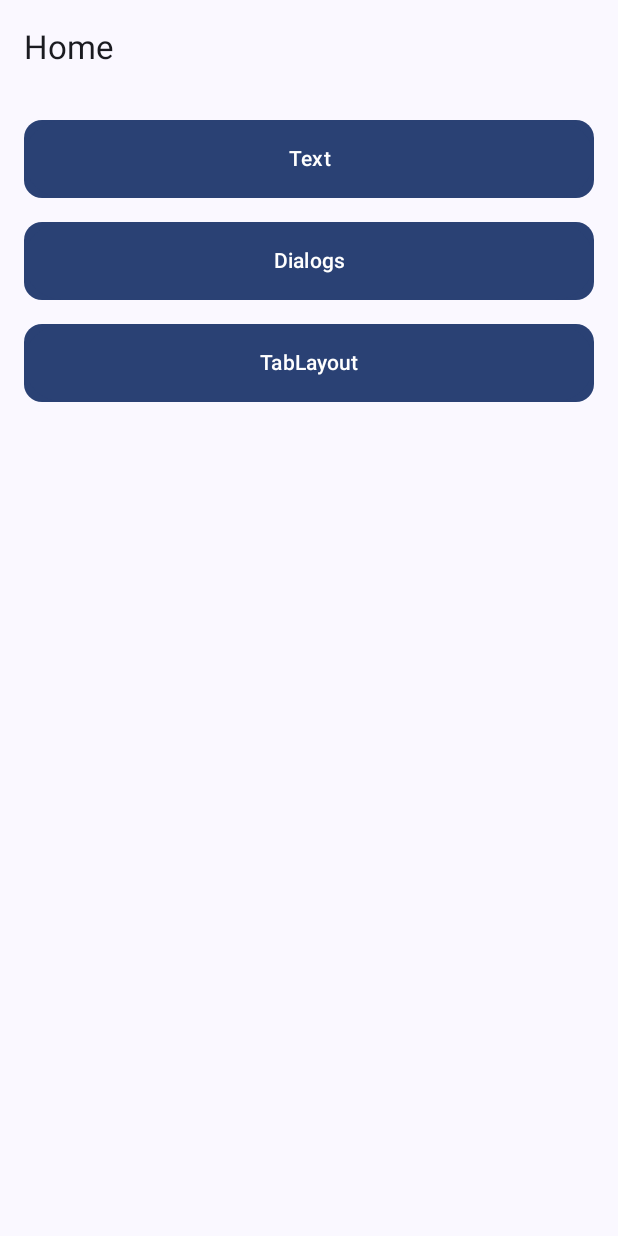
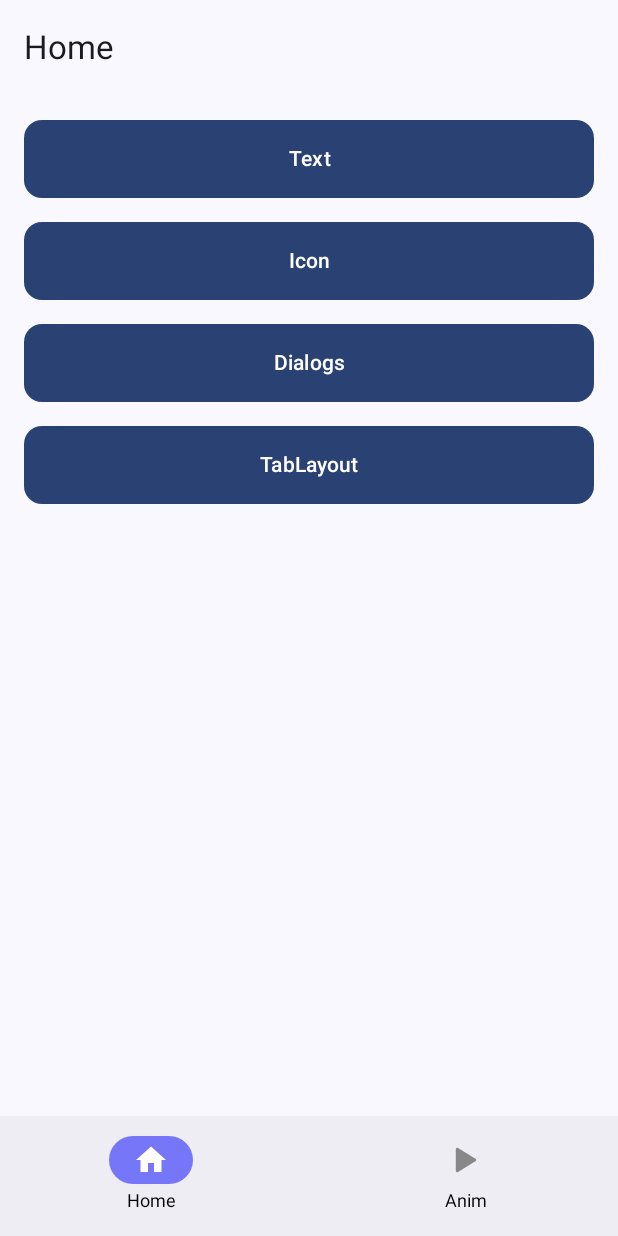
Before and after one commit to Smilekoko/kokoComposeNew, an Android app built with Jetpack Compose: the screen it shows after launch (MainActivity), on a phone screen of 412 x 824 dp. Run offline under Robolectric (Android 15) with nearby library versions, the phone set to English and light mode, and no system bars.

Commit message:
[添加]首页NavigationBar导航

```diff
--- a/app/build.gradle.kts
+++ b/app/build.gradle.kts
@@ -76,7 +76,6 @@ dependencies {
     implementation(libs.androidx.material3)
 
     implementation("androidx.constraintlayout:constraintlayout-compose:1.0.1")
-    implementation("androidx.constraintlayout:constraintlayout-compose:1.0.1")
 
     androidTestImplementation(platform(libs.androidx.compose.bom))
     androidTestImplementation(libs.androidx.ui.test.junit4)
--- a/app/src/main/java/com/shiki/kokocomposenew/MainActivity.kt
+++ b/app/src/main/java/com/shiki/kokocomposenew/MainActivity.kt
@@ -1,20 +1,149 @@
+@file:OptIn(ExperimentalMaterial3Api::class)
+
 package com.shiki.kokocomposenew
 
 import android.os.Bundle
 import androidx.activity.ComponentActivity
 import androidx.activity.compose.setContent
 import androidx.activity.enableEdgeToEdge
+import androidx.compose.animation.Crossfade
+import androidx.compose.animation.core.animateFloatAsState
+import androidx.compose.animation.core.tween
+import androidx.compose.foundation.layout.Column
+import androidx.compose.material.icons.Icons
+import androidx.compose.material.icons.filled.Home
+import androidx.compose.material3.ExperimentalMaterial3Api
+import androidx.compose.material3.Icon
+import androidx.compose.material3.LocalContentColor
+import androidx.compose.material3.NavigationBar
+import androidx.compose.material3.NavigationBarItem
+import androidx.compose.material3.NavigationBarItemDefaults
+import androidx.compose.material3.Text
+import androidx.compose.runtime.Composable
+import androidx.compose.runtime.MutableState
+import androidx.compose.runtime.getValue
+import androidx.compose.runtime.mutableStateOf
+import androidx.compose.runtime.remember
+import androidx.compose.runtime.saveable.rememberSaveable
+import androidx.compose.runtime.setValue
+import androidx.compose.ui.Modifier
+import androidx.compose.ui.graphics.Color
+import androidx.compose.ui.graphics.graphicsLayer
+import androidx.compose.ui.graphics.vector.ImageVector
+import androidx.compose.ui.res.vectorResource
+import androidx.compose.ui.text.TextStyle
+import androidx.compose.ui.tooling.preview.Preview
+import androidx.compose.ui.unit.sp
+import com.shiki.kokocomposenew.ui.animation.AnimationScreen
 import com.shiki.kokocomposenew.ui.home.HomeScreen
 import com.shiki.kokocomposenew.ui.theme.KokoComposeNewTheme
+
+
+enum class BottomNavType {
+    HOME,
+    ANIMATION,
+    TEMPLATE
+}
 
 class MainActivity : ComponentActivity() {
     override fun onCreate(savedInstanceState: Bundle?) {
         super.onCreate(savedInstanceState)
         enableEdgeToEdge()
         setContent {
-            KokoComposeNewTheme {
-                HomeScreen()
+            KokoComposeNewTheme { MainAppContent() }
+        }
+    }
+}
+
+@Composable
+fun MainAppContent() {
+
+    val bottomNavType = rememberSaveable { mutableStateOf(BottomNavType.HOME) }
+
+    Column {
+        MainScreenContent(modifier = Modifier.weight(1f), bottomNavType.value)
+        BottomNavigationContent(modifier = Modifier, bottomNavType)
+    }
+}
+
+@Composable
+fun MainScreenContent(
+    modifier: Modifier = Modifier,
+    bottomNavType: BottomNavType = BottomNavType.HOME,
+) {
+    Column(modifier = modifier) {
+        Crossfade(bottomNavType) { screen ->
+            when (screen) {
+                BottomNavType.HOME -> HomeScreen()
+                BottomNavType.ANIMATION -> AnimationScreen()
+                BottomNavType.TEMPLATE -> HomeScreen()
             }
         }
     }
 }
+
+@Composable
+fun BottomNavigationContent(
+    modifier: Modifier = Modifier,
+    homeScreenState: MutableState<BottomNavType>,
+) {
+    var animate by remember { mutableStateOf(false) }
+    val selectedIconColor = Color.White
+    val unselectedIconColor = Color.Gray
+    val navItemColors =
+        NavigationBarItemDefaults.colors(
+            selectedIconColor = selectedIconColor,       // 选中图标颜色
+            unselectedIconColor = unselectedIconColor,   // 未选中图标颜色
+            selectedTextColor = Color.Black,       // 选中文本颜色（与图标一致）
+            unselectedTextColor = Color.Black,   // 未选中文本颜色
+            indicatorColor = Color.Blue.copy(alpha = 0.5f)             // 选中项的背景指示器
+        )
+
+    NavigationBar(modifier = modifier) {
+        NavigationBarItem(
+            selected = homeScreenState.value == BottomNavType.HOME,
+            icon = {
+                Icon(
+                    Icons.Default.Home,
+                    contentDescription = "Home",
+                    tint = if (homeScreenState.value == BottomNavType.HOME) selectedIconColor else unselectedIconColor
+                )
+            },
+            label = {
+                Text("Home", style = TextStyle(fontSize = 12.sp))
+            },
+            onClick = {
+                homeScreenState.value = BottomNavType.HOME
+                animate = false
+            },
+            colors = navItemColors
+        )
+        NavigationBarItem(
+            selected = homeScreenState.value == BottomNavType.ANIMATION,
+            icon = {
+                Icon(
+                    ImageVector.vectorResource(R.drawable.play),
+                    contentDescription = "Animation",
+                    modifier = Modifier.graphicsLayer(
+                        rotationZ = animateFloatAsState(if (animate) 0f else 720f, tween(2000)).value
+                    ),
+                    tint = if (homeScreenState.value == BottomNavType.ANIMATION) selectedIconColor else unselectedIconColor
+                )
+            },
+            label = {
+                Text("Anim", style = TextStyle(fontSize = 12.sp))
+            },
+            onClick = {
+                homeScreenState.value = BottomNavType.ANIMATION
+                animate = true
+            },
+            colors = navItemColors
+        )
+    }
+}
+
+@Preview
+@Composable
+fun MainAppContentPreview() {
+    KokoComposeNewTheme { MainAppContent() }
+}
--- a/app/src/main/java/com/shiki/kokocomposenew/component/text/TextActivity.kt
+++ b/app/src/main/java/com/shiki/kokocomposenew/component/text/TextActivity.kt
@@ -5,7 +5,6 @@ import androidx.activity.ComponentActivity
 import androidx.activity.compose.setContent
 import androidx.activity.enableEdgeToEdge
 import androidx.compose.foundation.layout.Arrangement
-import androidx.compose.foundation.layout.PaddingValues
 import androidx.compose.foundation.layout.fillMaxSize
 import androidx.compose.foundation.lazy.LazyColumn
 import androidx.compose.foundation.lazy.rememberLazyListState
@@ -42,6 +41,6 @@ fun TextScreen() {
 
 @Preview
 @Composable
-fun PreviewTextTextActivity() {
+fun TextScreenPreview() {
     KokoComposeNewTheme { TextScreen() }
 }
--- a/app/src/main/java/com/shiki/kokocomposenew/data/HomeScreenItems.kt
+++ b/app/src/main/java/com/shiki/kokocomposenew/data/HomeScreenItems.kt
@@ -5,11 +5,13 @@ sealed class HomeScreenItems {
     object DialogsItem : HomeScreenItems()
     object TabLayoutItem : HomeScreenItems()
     object TextItem : HomeScreenItems()
+    object IconItem : HomeScreenItems()
 
     val name: String
         get() = when (this) {
             is DialogsItem -> "Dialogs"
             is TabLayoutItem -> "TabLayout"
             is TextItem -> "Text"
+            is IconItem -> "Icon"
         }
 }
--- a/app/src/main/java/com/shiki/kokocomposenew/ui/home/HomeDataProvider.kt
+++ b/app/src/main/java/com/shiki/kokocomposenew/ui/home/HomeDataProvider.kt
@@ -8,6 +8,7 @@ object HomeDataProvider {
     val homeScreenListItems =
         listOf(
             HomeScreenItems.TextItem,
+            HomeScreenItems.IconItem,
             HomeScreenItems.DialogsItem,
             HomeScreenItems.TabLayoutItem,
         )
--- a/app/src/main/java/com/shiki/kokocomposenew/ui/home/HomeScreen.kt
+++ b/app/src/main/java/com/shiki/kokocomposenew/ui/home/HomeScreen.kt
@@ -84,6 +84,10 @@ fun HomeScreenListItemView(
                         context.startActivity(Intent(context, TextActivity::class.java))
                     }
 
+                    is HomeScreenItems.IconItem -> {
+
+                    }
+
                     is HomeScreenItems.DialogsItem -> {
                         context.startActivity(Intent(context, DialogActivity::class.java))
                     }
--- /dev/null
+++ b/app/src/main/res/drawable/play.xml
@@ -0,0 +1,9 @@
+<vector xmlns:android="http://schemas.android.com/apk/res/android"
+    android:width="24dp"
+    android:height="24dp"
+    android:viewportWidth="1024"
+    android:viewportHeight="1024">
+  <path
+      android:pathData="M780.8,475.7L285.9,168.5c-27.7,-17.1 -64,4.3 -64,36.3v614.4c0,32 36.3,53.3 64,36.3l492.8,-307.2c29.9,-14.9 29.9,-57.6 2.1,-72.5z"
+      android:fillColor="#040000"/>
+</vector>
--- a/gradle/libs.versions.toml
+++ b/gradle/libs.versions.toml
@@ -21,6 +21,7 @@ junit = { group = "junit", name = "junit", version.ref = "junit" }
 androidx-junit = { group = "androidx.test.ext", name = "junit", version.ref = "junitVersion" }
 androidx-espresso-core = { group = "androidx.test.espresso", name = "espresso-core", version.ref = "espressoCore" }
 androidx-lifecycle-runtime-ktx = { group = "androidx.lifecycle", name = "lifecycle-runtime-ktx", version.ref = "lifecycleRuntimeKtx" }
+
 androidx-activity-compose = { group = "androidx.activity", name = "activity-compose", version.ref = "activityCompose" }
 androidx-compose-bom = { group = "androidx.compose", name = "compose-bom", version.ref = "composeBom" }
 androidx-ui = { group = "androidx.compose.ui", name = "ui" }
@@ -30,6 +31,7 @@ androidx-ui-tooling-preview = { group = "androidx.compose.ui", name = "ui-toolin
 androidx-ui-test-manifest = { group = "androidx.compose.ui", name = "ui-test-manifest" }
 androidx-ui-test-junit4 = { group = "androidx.compose.ui", name = "ui-test-junit4" }
 androidx-material3 = { group = "androidx.compose.material3", name = "material3" }
+
 androidx-appcompat = { group = "androidx.appcompat", name = "appcompat", version.ref = "appcompat" }
 material = { group = "com.google.android.material", name = "material", version.ref = "material" }
 androidx-activity = { group = "androidx.activity", name = "activity", version.ref = "activity" }
```
Also changed, not shown: app/src/main/java/com/shiki/kokocomposenew/ui/animation/AnimationGuide.kt (added, +67 -0 lines), app/src/main/java/com/shiki/kokocomposenew/ui/animation/AnimationScreen.kt (added, +47 -0 lines).
